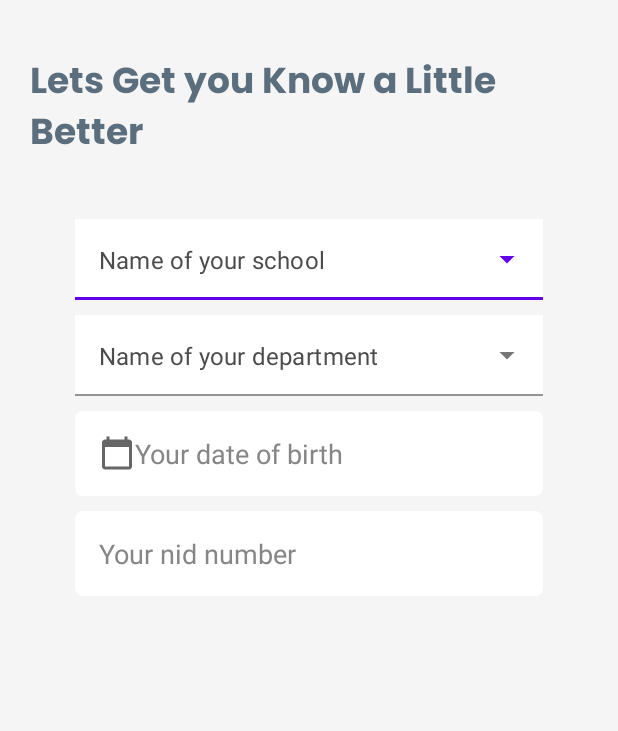
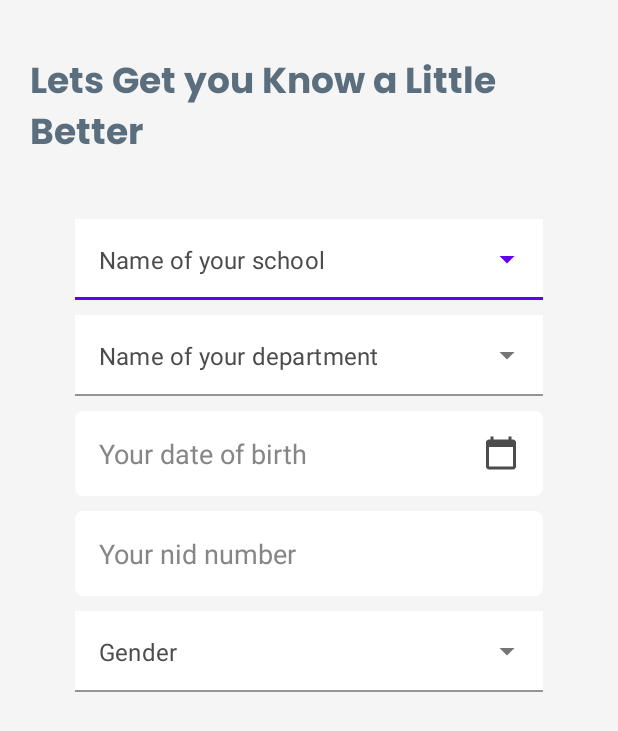
Before and after one commit to NSU-SP21-CSE486-1/1632858-SP21-CSE486-S01, an Android app: the SecondActivity screen opened directly, with no data from a screen before it, on a phone screen of 412 x 824 dp. Shown: the top 731 px of the screen. Run offline under Robolectric (Android 15) with nearby library versions, the phone set to English and light mode, and no system bars; plain views replace DatePickerEditText.

Commit message:
Design #29: Designed some more views of the layout and fixed some issue
The issue with the icon of the date of birth field is fixed.
Gender selector drop down menu is selected

```diff
--- a/Theory/Assignment/Assignment02/app/src/main/java/com/example/codingassignment/SecondActivity.java
+++ b/Theory/Assignment/Assignment02/app/src/main/java/com/example/codingassignment/SecondActivity.java
@@ -4,40 +4,43 @@ import androidx.appcompat.app.AppCompatActivity;
 
 import android.os.Bundle;
 import android.view.View;
-import android.widget.Adapter;
 import android.widget.AdapterView;
 import android.widget.ArrayAdapter;
 import android.widget.AutoCompleteTextView;
-import android.widget.Spinner;
-import android.widget.SpinnerAdapter;
-import android.widget.Toast;
 
 import static android.R.layout.simple_list_item_1;
 
 public class SecondActivity extends AppCompatActivity {
     private AutoCompleteTextView mSchoolNameList;
     private AutoCompleteTextView mDepartmentNameList;
+    private AutoCompleteTextView mGenderList;
     @Override
     public void onCreate(Bundle savedInstanceState) {
         super.onCreate(savedInstanceState);
         setContentView(R.layout.activity_second);
 
-        mSchoolNameList = findViewById(R.id.school_name_view);
-        mDepartmentNameList = findViewById(R.id.dep_name_list);
+        mSchoolNameList = findViewById(R.id.school_name_dropdown);
+        mDepartmentNameList = findViewById(R.id.dep_name_dropdown);
+        mGenderList = findViewById(R.id.gender_list_dropdwon);
 
         String[] schoolNameList = getResources().getStringArray(R.array.school_name);
+
         String[] depName1List = getResources().getStringArray(R.array.depName_1);
         String[] depName2List = getResources().getStringArray(R.array.depName_2);
         String[] depName3List = getResources().getStringArray(R.array.depName_3);
 
+        String[] genderList = getResources().getStringArray(R.array.gender_list);
 
         ArrayAdapter schoolNameAdapter = new ArrayAdapter(this, simple_list_item_1, schoolNameList);
+
         ArrayAdapter depName1Adapter = new ArrayAdapter(this, simple_list_item_1, depName1List);
         ArrayAdapter depName2Adapter = new ArrayAdapter(this, simple_list_item_1, depName2List);
         ArrayAdapter depName3Adapter = new ArrayAdapter(this, simple_list_item_1, depName3List);
 
+        ArrayAdapter genderAdapter = new ArrayAdapter(this, simple_list_item_1, genderList);
+
         mSchoolNameList.setAdapter(schoolNameAdapter);
-
+        mGenderList.setAdapter(genderAdapter);
         mSchoolNameList.setOnItemClickListener(new AdapterView.OnItemClickListener() {
             @Override
             public void onItemClick(AdapterView<?> parent, View view, int position, long id) {
--- a/Theory/Assignment/Assignment02/app/src/main/res/drawable/calendar.xml
+++ b/Theory/Assignment/Assignment02/app/src/main/res/drawable/calendar.xml
@@ -3,7 +3,7 @@
     android:height="24dp"
     android:viewportWidth="24"
     android:viewportHeight="24"
-    android:tint="?attr/colorControlNormal">
+    android:tint="#4C4C4C">
   <path
       android:fillColor="@android:color/white"
       android:pathData="M20,3h-1L19,1h-2v2L7,3L7,1L5,1v2L4,3c-1.1,0 -2,0.9 -2,2v16c0,1.1 0.9,2 2,2h16c1.1,0 2,-0.9 2,-2L22,5c0,-1.1 -0.9,-2 -2,-2zM20,21L4,21L4,8h16v13z"/>
--- a/Theory/Assignment/Assignment02/app/src/main/res/layout/activity_main.xml
+++ b/Theory/Assignment/Assignment02/app/src/main/res/layout/activity_main.xml
@@ -173,7 +173,7 @@
         android:textSize="24sp"
         android:textStyle="bold"
         app:backgroundTint="#5A6E7E"
-        app:cornerRadius="100dp"
+        app:cornerRadius="4dp"
         app:layout_constraintBottom_toBottomOf="parent"
         app:layout_constraintEnd_toEndOf="parent"
         app:layout_constraintStart_toStartOf="parent"
--- a/Theory/Assignment/Assignment02/app/src/main/res/layout/activity_second.xml
+++ b/Theory/Assignment/Assignment02/app/src/main/res/layout/activity_second.xml
@@ -37,7 +37,7 @@
         app:placeholderTextColor="@color/black">
 
         <AutoCompleteTextView
-            android:id="@+id/school_name_view"
+            android:id="@+id/school_name_dropdown"
             android:layout_width="match_parent"
             android:layout_height="wrap_content"
             android:background="#ffffff"
@@ -62,7 +62,7 @@
         app:layout_constraintTop_toBottomOf="@+id/textInputLayout">
 
         <AutoCompleteTextView
-            android:id="@+id/dep_name_list"
+            android:id="@+id/dep_name_dropdown"
             android:layout_width="match_parent"
             android:layout_height="wrap_content"
             android:background="#ffffff"
@@ -80,7 +80,7 @@
         android:layout_marginStart="50dp"
         android:layout_marginTop="10dp"
         android:layout_marginEnd="50dp"
-        android:drawableStart="@drawable/calendar"
+        android:drawableEnd="@drawable/calendar"
         android:background="@drawable/round_border"
         android:hint="@string/select_date_of_birth"
         android:padding="16dp"
@@ -109,4 +109,29 @@
         app:layout_constraintStart_toStartOf="parent"
         app:layout_constraintTop_toBottomOf="@+id/date_of_birth" />
 
+    <com.google.android.material.textfield.TextInputLayout
+        style="@style/Widget.MaterialComponents.TextInputLayout.FilledBox.ExposedDropdownMenu"
+        android:layout_width="0dp"
+        android:layout_height="wrap_content"
+        android:layout_marginStart="50dp"
+        android:layout_marginTop="10dp"
+        android:layout_marginEnd="50dp"
+        app:boxBackgroundColor="#ffffff"
+        app:layout_constraintEnd_toEndOf="parent"
+        app:layout_constraintStart_toStartOf="parent"
+        app:layout_constraintTop_toBottomOf="@+id/nid_number">
+
+        <AutoCompleteTextView
+            android:id="@+id/gender_list_dropdwon"
+            android:layout_width="match_parent"
+            android:layout_height="wrap_content"
+            android:background="#ffffff"
+            android:inputType="none"
+            android:paddingTop="16dp"
+            android:paddingBottom="16dp"
+            android:text="@string/gender"
+            android:textColor="#4C4C4C" />
+
+    </com.google.android.material.textfield.TextInputLayout>
+
 </androidx.constraintlayout.widget.ConstraintLayout>
--- /dev/null
+++ b/Theory/Assignment/Assignment02/app/src/main/res/values/arrays.xml
@@ -0,0 +1,7 @@
+<?xml version="1.0" encoding="utf-8"?>
+<resources>
+    <string-array name="gender_list">
+        <item>Male</item>
+        <item>Female</item>
+    </string-array>
+</resources>
--- a/Theory/Assignment/Assignment02/app/src/main/res/values/strings.xml
+++ b/Theory/Assignment/Assignment02/app/src/main/res/values/strings.xml
@@ -19,4 +19,5 @@
     <string name="name_of_your_department">Name of your department</string>
     <string name="select_date_of_birth">Your date of birth</string>
     <string name="your_nid_number">Your nid number</string>
+    <string name="gender">Gender</string>
 </resources>
```
